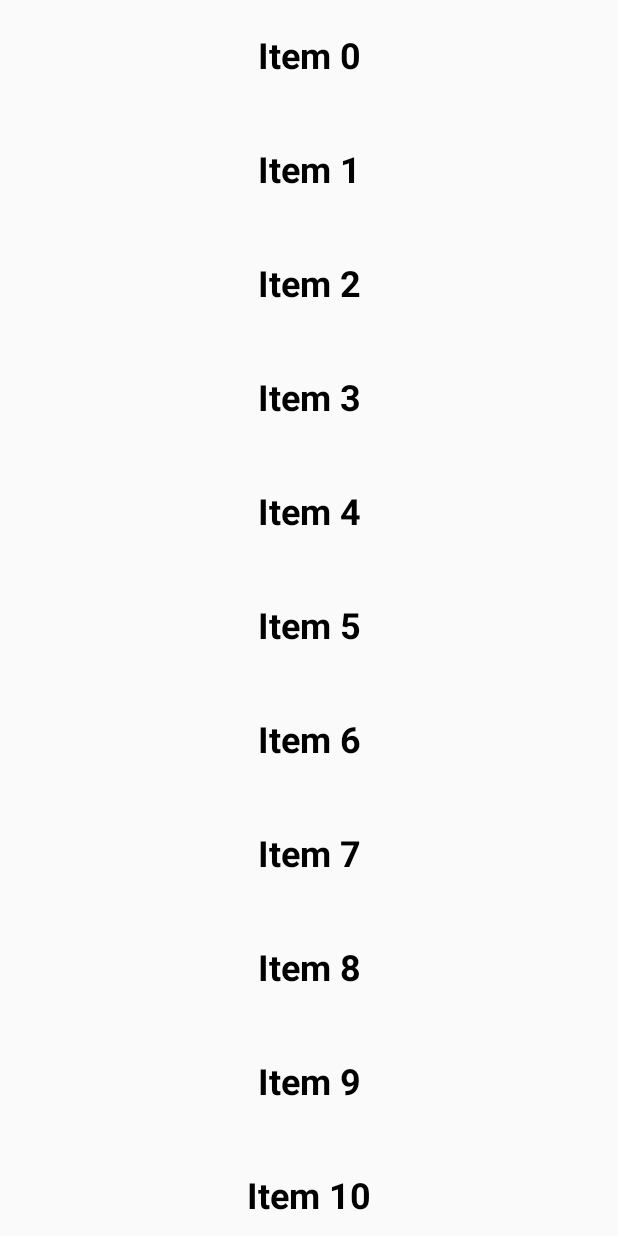
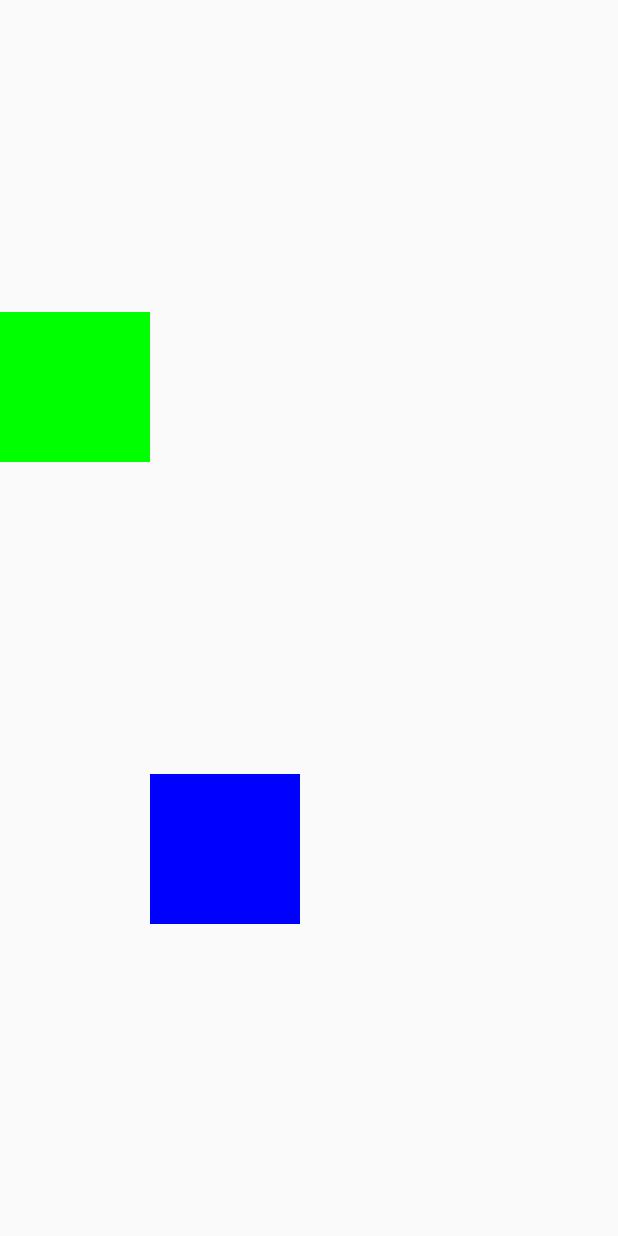
Before and after one commit to Nokheenig/Android_Kotlin_Compose, an Android app built with Jetpack Compose: the screen it shows after launch (MainActivity), on a phone screen of 412 x 824 dp. Run offline under Robolectric (Android 15) with nearby library versions, the phone set to English and light mode, and no system bars; our stand-ins replace constraintlayout-compose.

Commit message:
259.ConstaintLayout

```diff
--- a/app/build.gradle.kts
+++ b/app/build.gradle.kts
@@ -96,4 +96,7 @@ dependencies {
     //implementation ("androidx.wear.compose:compose-material:1.3.1")
     //implementation ("androidx.wear.compose:compose-navigation:1.3.1")
     // NOTE: DO NOT INCLUDE androidx.compose.material:material
+
+
+    implementation("androidx.constraintlayout:constraintlayout-compose:1.0.1")
 }
--- a/app/src/main/java/com/example/compose/MainActivity.kt
+++ b/app/src/main/java/com/example/compose/MainActivity.kt
@@ -1,38 +1,58 @@
 package com.example.compose
 
-import android.annotation.SuppressLint
 import android.os.Bundle
 import androidx.activity.ComponentActivity
 import androidx.activity.compose.setContent
-import androidx.compose.foundation.layout.fillMaxWidth
-import androidx.compose.foundation.layout.padding
-import androidx.compose.foundation.lazy.LazyColumn
-import androidx.compose.material.Text
+import androidx.compose.foundation.background
+import androidx.compose.foundation.layout.Box
+import androidx.compose.foundation.layout.fillMaxSize
 import androidx.compose.ui.Modifier
-import androidx.compose.ui.text.font.FontWeight
-import androidx.compose.ui.text.style.TextAlign
+import androidx.compose.ui.graphics.Color
+import androidx.compose.ui.layout.layoutId
 import androidx.compose.ui.unit.dp
-import androidx.compose.ui.unit.sp
+import androidx.constraintlayout.compose.ChainStyle
+import androidx.constraintlayout.compose.ConstraintLayout
+import androidx.constraintlayout.compose.ConstraintSet
+import androidx.constraintlayout.compose.Dimension
 
 
 class MainActivity : ComponentActivity() {
-    @SuppressLint("UnusedMaterialScaffoldPaddingParameter")
     override fun onCreate(savedInstanceState: Bundle?) {
         super.onCreate(savedInstanceState)
 
         setContent {
-            LazyColumn{
-                items(1000){
-                    Text(
-                        text="Item $it",
-                        fontSize = 24.sp,
-                        fontWeight = FontWeight.Bold,
-                        textAlign = TextAlign.Center,
-                        modifier =
-                        Modifier.fillMaxWidth()
-                            .padding(vertical = 24.dp)
-                    )
+            val constraints = ConstraintSet {
+                val greenBox = createRefFor("greenBox")
+                val blueBox = createRefFor("blueBox")
+
+                constrain(greenBox) {
+                    top.linkTo(parent.top)
+                    start.linkTo(parent.start)
+                    width = Dimension.value(100.dp)
+                    height = Dimension.value(100.dp)
                 }
+
+                constrain(blueBox) {
+                    top.linkTo(parent.top)
+                    start.linkTo(greenBox.end)
+                    width = Dimension.value(100.dp)
+                    height = Dimension.value(100.dp)
+                }
+
+                createVerticalChain(greenBox, blueBox, chainStyle = ChainStyle.Spread)
+            }
+
+            ConstraintLayout (
+                constraints,
+                modifier = Modifier.fillMaxSize()
+            ){
+                Box(modifier =
+                Modifier.background(Color.Green)
+                    .layoutId("greenBox"))
+
+                Box(modifier =
+                Modifier.background(Color.Blue)
+                    .layoutId("blueBox"))
             }
         }
     }
```
